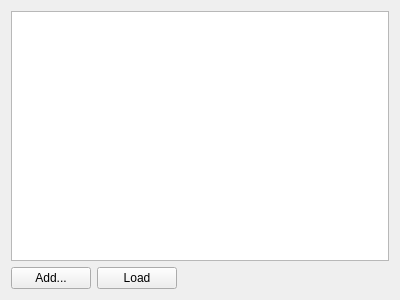
The window that calcstab.ui (acraig5075/survey-calcs) describes before a commit, drawn with Qt 5.
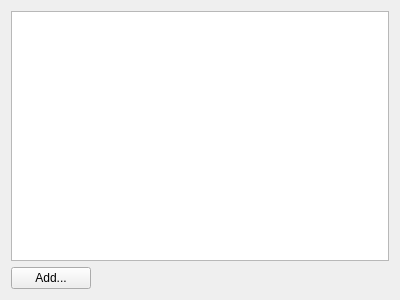
The same window after the commit.

Commit message: Removed unnecessary load buttons.

```diff
--- a/calcstab.ui
+++ b/calcstab.ui
@@ -30,13 +30,6 @@
        </property>
       </widget>
      </item>
-     <item>
-      <widget class="QPushButton" name="w_loadButton">
-       <property name="text">
-        <string>Load</string>
-       </property>
-      </widget>
-     </item>
      <item>
       <spacer name="horizontalSpacer">
        <property name="orientation">
```
The commit also changes 8 other files.
